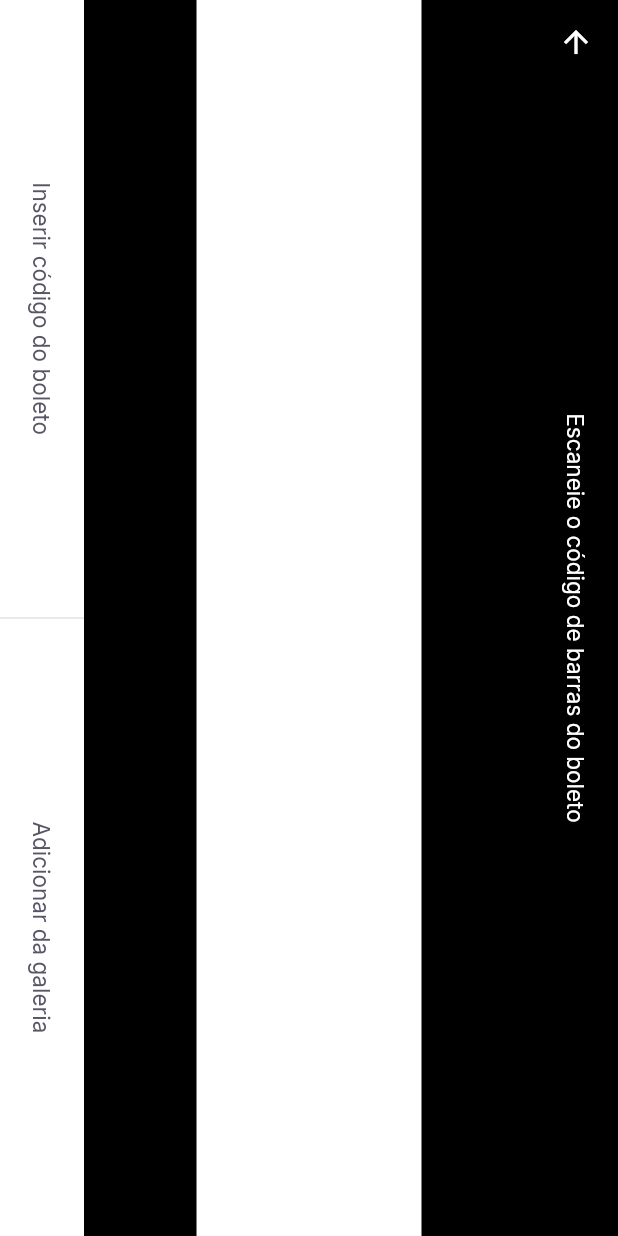
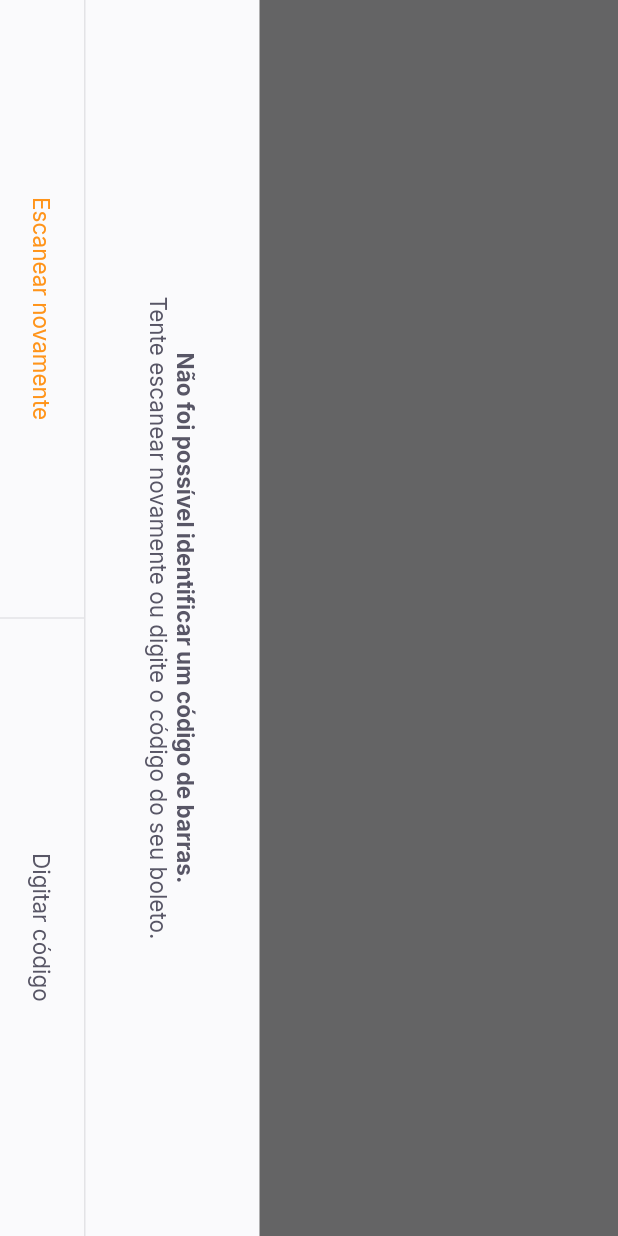
Before and after one commit to dhianapereira/payflow, a Flutter app: the BarcodeScannerPage screen opened by its route, on a phone screen of 412 x 824 dp. Run offline on Flutter 3.47's test engine with Material 2 defaults, Android fonts, the phone set to English and light mode, and no system bars; our stand-ins replace firebase_core, google_fonts, google_sign_in, shared_preferences; accounts and stored records are empty.

Commit message:
Add: bottom sheet widget

```diff
--- a/lib/app_widget.dart
+++ b/lib/app_widget.dart
@@ -1,4 +1,5 @@
 import 'package:flutter/material.dart';
+import 'package:flutter/services.dart';
 import 'package:payflow/modules/barcode_scanner/barcode_scanner_page.dart';
 import 'package:payflow/modules/home/home_page.dart';
 import 'package:payflow/modules/login/login_page.dart';
@@ -10,6 +11,11 @@ class AppWidget extends StatelessWidget {
 
   @override
   Widget build(BuildContext context) {
+    SystemChrome.setPreferredOrientations([
+      DeviceOrientation.portraitDown,
+      DeviceOrientation.portraitUp,
+    ]);
+
     return MaterialApp(
       debugShowCheckedModeBanner: false,
       title: 'PayFlow',
--- a/lib/modules/barcode_scanner/barcode_scanner_page.dart
+++ b/lib/modules/barcode_scanner/barcode_scanner_page.dart
@@ -1,6 +1,7 @@
 import 'package:flutter/material.dart';
 import 'package:payflow/shared/themes/app_colors.dart';
 import 'package:payflow/shared/themes/app_text_styles.dart';
+import 'package:payflow/shared/widgets/bottom_sheet/bottom_sheet_widget.dart';
 import 'package:payflow/shared/widgets/set_label_buttons/set_label_buttons.dart';
 
 class BarcodeScannerPage extends StatefulWidget {
@@ -13,11 +14,15 @@ class BarcodeScannerPage extends StatefulWidget {
 class _BarcodeScannerPageState extends State<BarcodeScannerPage> {
   @override
   Widget build(BuildContext context) {
+    return BottomSheetWidget(
+      title: "Não foi possível identificar um código de barras.",
+      subtitle: "Tente escanear novamente ou digite o código do seu boleto.",
+      primaryLabel: "Escanear novamente",
+      primaryOnPressed: () {},
+      secondaryLabel: "Digitar código",
+      secondaryOnPressed: () {},
+    );
     return SafeArea(
-      left: true,
-      bottom: true,
-      top: true,
-      right: true,
       child: RotatedBox(
         quarterTurns: 1,
         child: Scaffold(
--- /dev/null
+++ b/lib/shared/widgets/bottom_sheet/bottom_sheet_widget.dart
@@ -0,0 +1,75 @@
+import 'package:flutter/material.dart';
+import 'package:payflow/shared/themes/app_colors.dart';
+import 'package:payflow/shared/themes/app_text_styles.dart';
+import 'package:payflow/shared/widgets/set_label_buttons/set_label_buttons.dart';
+
+class BottomSheetWidget extends StatelessWidget {
+  final String primaryLabel;
+  final VoidCallback primaryOnPressed;
+  final String secondaryLabel;
+  final VoidCallback secondaryOnPressed;
+  final String title;
+  final String subtitle;
+
+  const BottomSheetWidget({
+    Key? key,
+    required this.primaryLabel,
+    required this.primaryOnPressed,
+    required this.secondaryLabel,
+    required this.secondaryOnPressed,
+    required this.title,
+    required this.subtitle,
+  }) : super(key: key);
+
+  @override
+  Widget build(BuildContext context) {
+    return SafeArea(
+      child: RotatedBox(
+        quarterTurns: 1,
+        child: Material(
+          child: Container(
+            color: AppColors.shape,
+            child: Column(
+              children: [
+                Expanded(
+                  child: Container(color: Colors.black.withOpacity(0.6)),
+                ),
+                Column(
+                  children: [
+                    Padding(
+                      padding: const EdgeInsets.all(40),
+                      child: Text.rich(
+                        TextSpan(
+                          text: title,
+                          style: AppTextStyles.buttonBoldHeading,
+                          children: [
+                            TextSpan(
+                              text: "\n$subtitle",
+                              style: AppTextStyles.buttonHeading,
+                            ),
+                          ],
+                        ),
+                        textAlign: TextAlign.center,
+                      ),
+                    ),
+                    Container(
+                      height: 1,
+                      color: AppColors.stroke,
+                    ),
+                    SetLabelButtons(
+                      primaryLabel: primaryLabel,
+                      primaryOnPressed: primaryOnPressed,
+                      secondaryLabel: secondaryLabel,
+                      secondaryOnPressed: secondaryOnPressed,
+                      enablePrimaryColor: true,
+                    ),
+                  ],
+                ),
+              ],
+            ),
+          ),
+        ),
+      ),
+    );
+  }
+}
--- a/lib/shared/widgets/label_button/label_button.dart
+++ b/lib/shared/widgets/label_button/label_button.dart
@@ -4,10 +4,13 @@ import 'package:payflow/shared/themes/app_text_styles.dart';
 class LabelButton extends StatelessWidget {
   final String label;
   final VoidCallback onPressed;
+  final TextStyle? style;
+
   const LabelButton({
     Key? key,
     required this.label,
     required this.onPressed,
+    this.style,
   }) : super(key: key);
 
   @override
@@ -18,7 +21,7 @@ class LabelButton extends StatelessWidget {
         onPressed: onPressed,
         child: Text(
           label,
-          style: AppTextStyles.buttonHeading,
+          style: style ?? AppTextStyles.buttonHeading,
         ),
       ),
     );
--- a/lib/shared/widgets/set_label_buttons/set_label_buttons.dart
+++ b/lib/shared/widgets/set_label_buttons/set_label_buttons.dart
@@ -1,4 +1,5 @@
 import 'package:flutter/material.dart';
+import 'package:payflow/shared/themes/app_text_styles.dart';
 import 'package:payflow/shared/widgets/divider_vertical/divider_vertical_widget.dart';
 import 'package:payflow/shared/widgets/label_button/label_button.dart';
 
@@ -7,6 +8,7 @@ class SetLabelButtons extends StatelessWidget {
   final VoidCallback primaryOnPressed;
   final String secondaryLabel;
   final VoidCallback secondaryOnPressed;
+  final bool enablePrimaryColor;
 
   const SetLabelButtons({
     Key? key,
@@ -14,6 +16,7 @@ class SetLabelButtons extends StatelessWidget {
     required this.primaryOnPressed,
     required this.secondaryLabel,
     required this.secondaryOnPressed,
+    this.enablePrimaryColor = false,
   }) : super(key: key);
 
   @override
@@ -26,6 +29,7 @@ class SetLabelButtons extends StatelessWidget {
             child: LabelButton(
               label: primaryLabel,
               onPressed: primaryOnPressed,
+              style: enablePrimaryColor ? AppTextStyles.buttonPrimary : null,
             ),
           ),
           const DividerVerticalWidget(),
```
